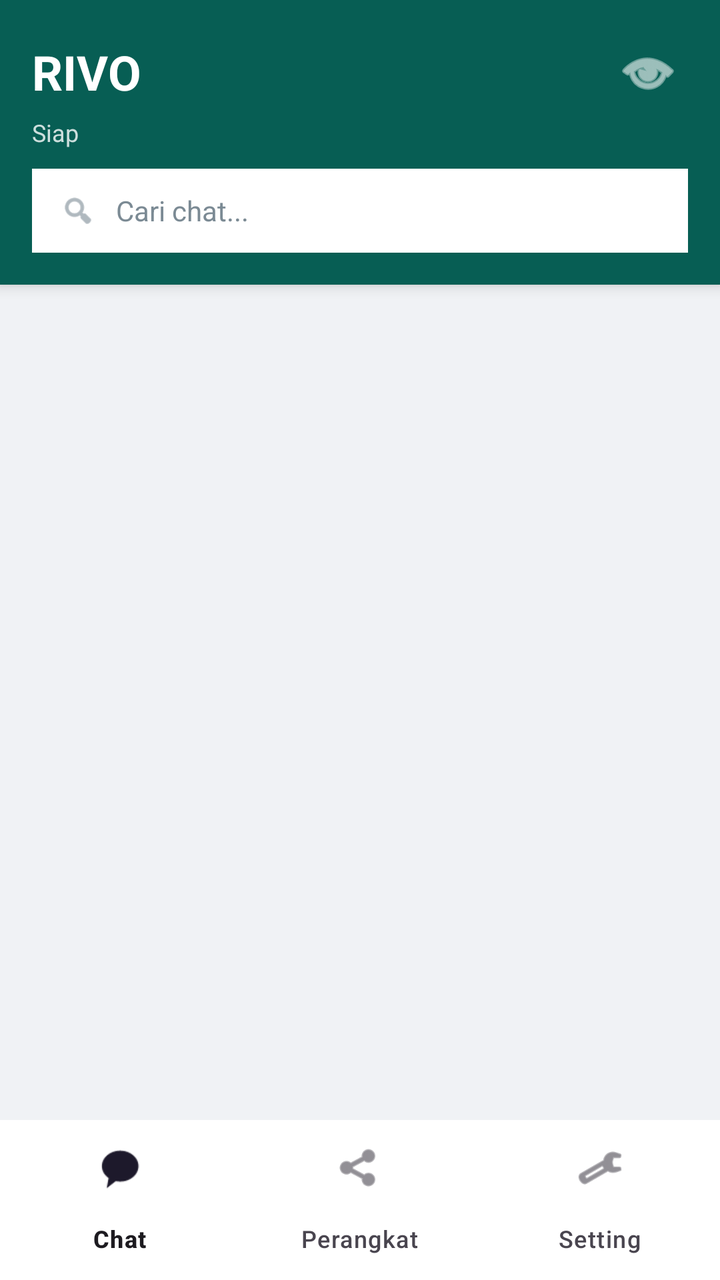
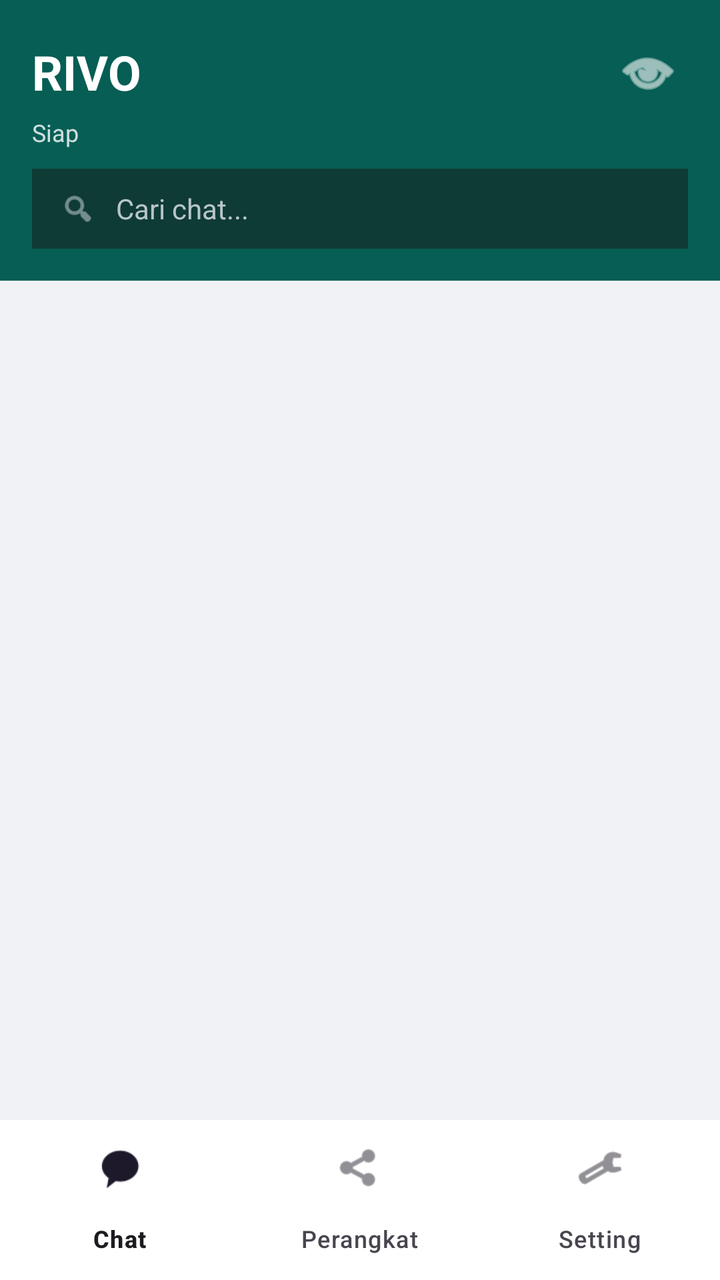

Screens rendered from an Android XML layout before and after an edit, with the pre-edit source and the edit as a unified diff.
<!-- AndroidManifest.xml: application theme Theme.Material3.DayNight.NoActionBar -->
<!-- res/layout/activity_main.xml -->
<?xml version="1.0" encoding="utf-8"?>
<LinearLayout xmlns:android="http://schemas.android.com/apk/res/android"
    xmlns:app="http://schemas.android.com/apk/res-auto"
    android:layout_width="match_parent"
    android:layout_height="match_parent"
    android:orientation="vertical"
    android:background="@color/home_bg">

    <LinearLayout
        android:layout_width="match_parent"
        android:layout_height="wrap_content"
        android:background="@drawable/header_bg"
        android:orientation="vertical"
        android:paddingTop="16dp"
        android:paddingBottom="10dp"
        android:paddingHorizontal="16dp"
        android:elevation="4dp">

        <LinearLayout
            android:layout_width="match_parent"
            android:layout_height="wrap_content"
            android:orientation="horizontal"
            android:gravity="center_vertical">

            <TextView
                android:layout_width="0dp"
                android:layout_height="wrap_content"
                android:layout_weight="1"
                android:text="RIVO"
                android:textColor="#FFFFFF"
                android:textSize="24sp"
                android:textStyle="bold" />

            <ImageButton
                android:id="@+id/btnDarkMode"
                android:layout_width="40dp"
                android:layout_height="40dp"
                android:background="?android:attr/selectableItemBackgroundBorderless"
                android:src="@android:drawable/ic_menu_view"
                android:tint="#FFFFFF"
                android:contentDescription="Mode" />
        </LinearLayout>

        <TextView
            android:id="@+id/statusText"
            android:layout_width="match_parent"
            android:layout_height="wrap_content"
            android:text="Siap"
            android:textColor="#CCFFFFFF"
            android:textSize="12sp"
            android:paddingTop="2dp"
            android:paddingBottom="10dp" />

        <LinearLayout
            android:layout_width="match_parent"
            android:layout_height="42dp"
            android:background="#FFFFFF"
            android:orientation="horizontal"
            android:gravity="center_vertical"
            android:paddingHorizontal="14dp"
            android:layout_marginBottom="6dp">

            <ImageView
                android:layout_width="18dp"
                android:layout_height="18dp"
                android:src="@android:drawable/ic_menu_search"
                android:tint="#7B8A94"
                android:contentDescription="Cari" />

            <EditText
                android:id="@+id/searchInput"
                android:layout_width="match_parent"
                android:layout_height="match_parent"
                android:background="@null"
                android:hint="Cari chat..."
                android:textColorHint="#7B8A94"
                android:textColor="@color/text_primary"
                android:textSize="14sp"
                android:paddingStart="10dp"
                android:paddingEnd="10dp"
                android:inputType="text"
                android:importantForAutofill="no" />
        </LinearLayout>
    </LinearLayout>

    <FrameLayout
        android:id="@+id/fragmentContainer"
        android:layout_width="match_parent"
        android:layout_height="0dp"
        android:layout_weight="1">

        <androidx.recyclerview.widget.RecyclerView
            android:id="@+id/chatList"
            android:layout_width="match_parent"
            android:layout_height="match_parent"
            android:paddingTop="4dp"
            android:clipToPadding="false"
            android:paddingBottom="80dp" />

        <TextView
            android:id="@+id/emptyText"
            android:layout_width="match_parent"
            android:layout_height="wrap_content"
            android:layout_gravity="center"
            android:text="Belum ada chat.\nTap tombol + untuk mulai."
            android:textAlignment="center"
            android:textColor="@color/text_secondary"
            android:textSize="14sp"
            android:padding="40dp"
            android:visibility="gone" />
    </FrameLayout>

    <com.google.android.material.bottomnavigation.BottomNavigationView
        android:id="@+id/bottomNav"
        android:layout_width="match_parent"
        android:layout_height="wrap_content"
        android:background="@color/bubble_other"
        app:menu="@menu/bottom_nav_menu"
        app:labelVisibilityMode="labeled" />

</LinearLayout>
<!-- resources referenced by this layout -->
<resources>
  <color name="bubble_other">#FFFFFF</color>
  <color name="home_bg">#F0F2F5</color>
  <color name="text_primary">#111B21</color>
  <color name="text_secondary">#667781</color>
  <!-- drawable header_bg (drawable) -->
  <?xml version="1.0" encoding="utf-8"?>
  <shape xmlns:android="http://schemas.android.com/apk/res/android"
      android:shape="rectangle">
      <solid android:color="@color/brand_green" />
  </shape>
  <color name="brand_green">#075E54</color>
</resources>

<!-- the commit's change to res/layout/activity_main.xml (unified diff, before → after) -->
@@ -13,8 +13,7 @@
         android:orientation="vertical"
         android:paddingTop="16dp"
         android:paddingBottom="10dp"
-        android:paddingHorizontal="16dp"
-        android:elevation="4dp">
+        android:paddingHorizontal="16dp">
 
         <LinearLayout
             android:layout_width="match_parent"
@@ -53,8 +52,8 @@
 
         <LinearLayout
             android:layout_width="match_parent"
-            android:layout_height="42dp"
-            android:background="#FFFFFF"
+            android:layout_height="40dp"
+            android:background="@color/search_bg"
             android:orientation="horizontal"
             android:gravity="center_vertical"
             android:paddingHorizontal="14dp"
@@ -64,7 +63,7 @@
                 android:layout_width="18dp"
                 android:layout_height="18dp"
                 android:src="@android:drawable/ic_menu_search"
-                android:tint="#7B8A94"
+                android:tint="@color/search_hint"
                 android:contentDescription="Cari" />
 
             <EditText
@@ -73,8 +72,8 @@
                 android:layout_height="match_parent"
                 android:background="@null"
                 android:hint="Cari chat..."
-                android:textColorHint="#7B8A94"
-                android:textColor="@color/text_primary"
+                android:textColorHint="@color/search_hint"
+                android:textColor="#FFFFFF"
                 android:textSize="14sp"
                 android:paddingStart="10dp"
                 android:paddingEnd="10dp"
@@ -102,7 +101,7 @@
             android:layout_width="match_parent"
             android:layout_height="wrap_content"
             android:layout_gravity="center"
-            android:text="Belum ada chat.\nTap tombol + untuk mulai."
+            android:text="Belum ada chat.\nBuka Setting -> Test Chat untuk mulai."
             android:textAlignment="center"
             android:textColor="@color/text_secondary"
             android:textSize="14sp"
<!-- resource entries referenced after the edit -->
@@ -2,7 +2,8 @@
 <resources>
   <color name="bubble_other">#FFFFFF</color>
   <color name="home_bg">#F0F2F5</color>
-  <color name="text_primary">#111B21</color>
+  <color name="search_bg">#0E3B34</color>
+  <color name="search_hint">#B8C5C9</color>
   <color name="text_secondary">#667781</color>
   <!-- drawable header_bg (drawable) -->
   <?xml version="1.0" encoding="utf-8"?>
